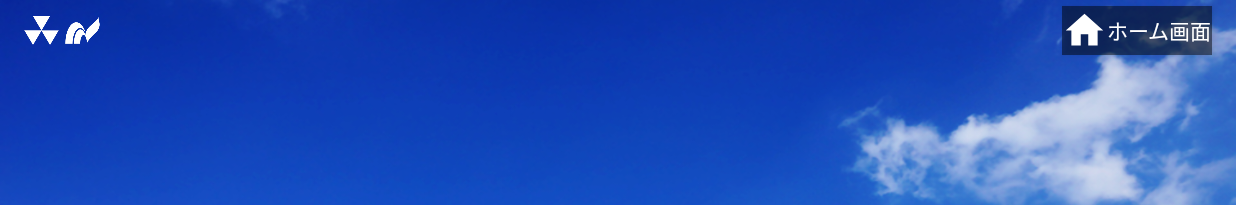
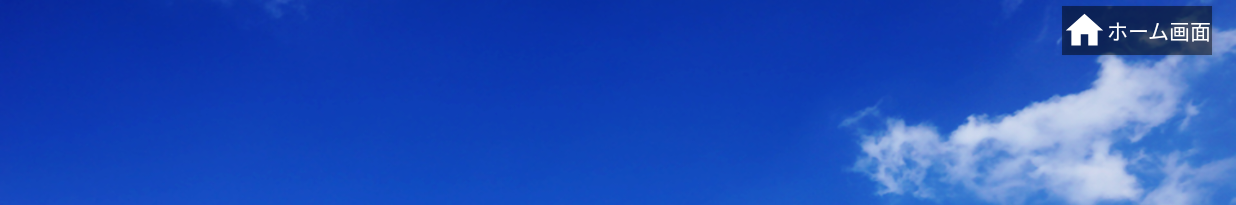
Before and after one commit to 443itaya/VirtualWindowControllerforB, an Android app: the ThumbsActivity screen opened directly, with no data from a screen before it, on a phone screen of 824 x 412 dp (held sideways). Shown: the top 205 px of the screen. Run offline under Robolectric (Android 15) with nearby library versions, the phone set to English and light mode, and no system bars; 1 statement that could not run was skipped.

Commit message:
final version

```diff
--- a/app/src/main/res/layout/activity_thumbs.xml
+++ b/app/src/main/res/layout/activity_thumbs.xml
@@ -9,29 +9,13 @@
         tools:context="jp.ac.doshisha.projectn.virtualwindowcontroller.ThumbsActivity"
         android:background="@drawable/background_sky">
 
-    <ImageView
-            android:id="@+id/d_logo"
-            android:layout_width="23dp" android:layout_height="0dp"
-            android:src="@drawable/logo_doshisha"
-            app:layout_constraintStart_toStartOf="parent"
-            android:layout_marginStart="16dp"
-            app:layout_constraintTop_toTopOf="@id/titleText"
-            app:layout_constraintBottom_toBottomOf="@id/titleText"/>
-    <ImageView
-            android:id="@+id/n_logo"
-            android:layout_width="23dp" android:layout_height="0dp"
-            android:src="@drawable/logo_nara"
-            app:layout_constraintStart_toEndOf="@id/d_logo"
-            android:layout_marginStart="4dp"
-            app:layout_constraintTop_toTopOf="@id/titleText"
-            app:layout_constraintBottom_toBottomOf="@id/titleText"/>
     <TextView
             android:layout_width="0dp"
             android:layout_height="wrap_content" android:id="@+id/titleText" android:layout_weight="1"
             android:textColor="@color/buttonWhite" android:textSize="24sp" android:textAlignment="textStart"
             app:layout_constraintTop_toTopOf="parent"
-            android:layout_marginTop="4dp" app:layout_constraintStart_toEndOf="@id/n_logo"
-            android:layout_marginStart="8dp"/>
+            android:layout_marginTop="4dp"
+            tools:layout_editor_absoluteX="59dp"/>
 
     <Button android:layout_width="wrap_content" android:layout_height="0dp"
             android:id="@+id/button_home" android:text="@string/btn_back"
```
Also changed, not shown: app/src/main/res/mipmap-xxxhdpi/icon.png (added).
